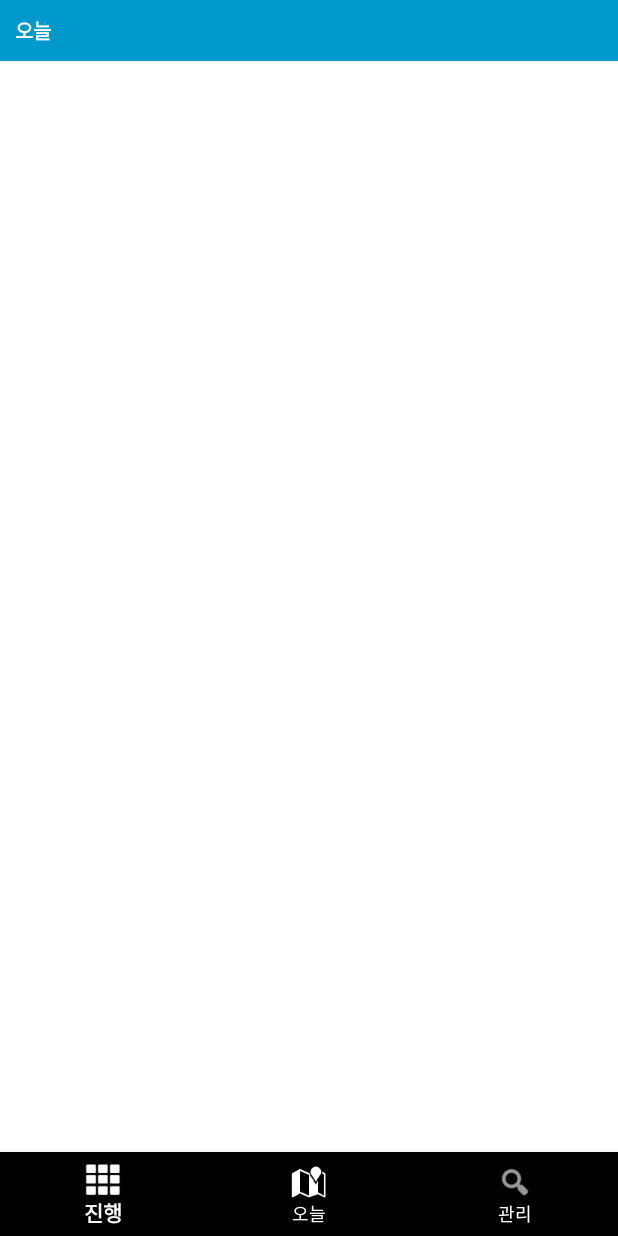
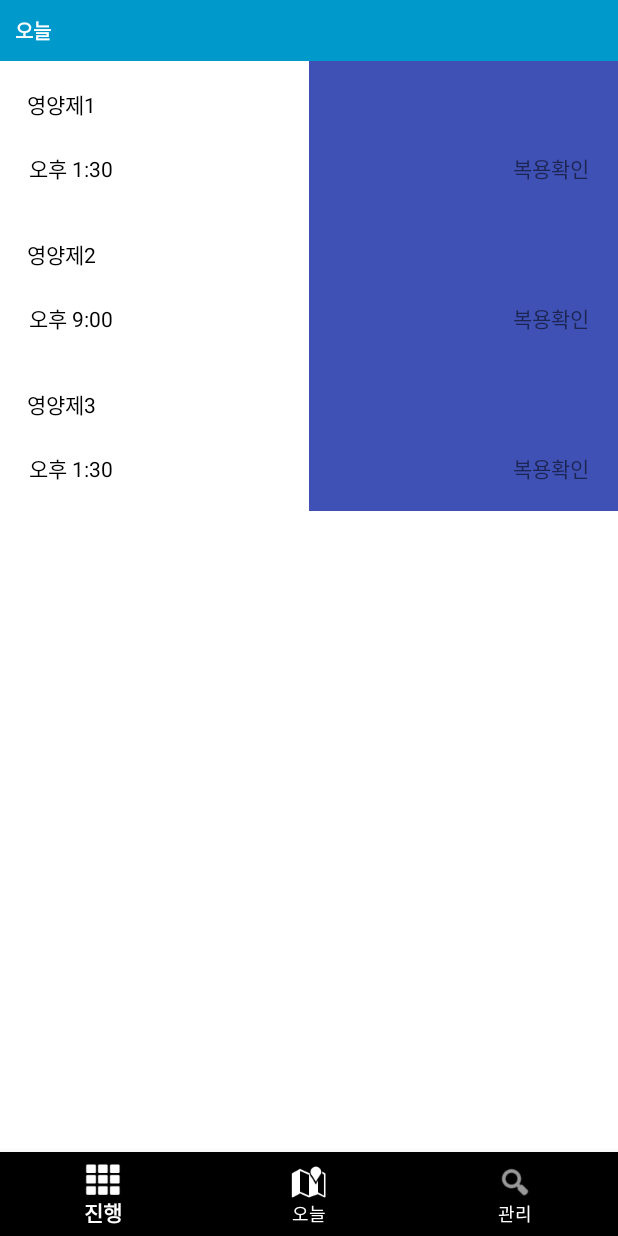
Before and after one commit to JeonK1/MediTime, an Android app: the screen it shows after launch (MainActivity), on a phone screen of 412 x 824 dp. Run offline under Robolectric (Android 15) with nearby library versions, the phone set to English and light mode, and no system bars.

Commit message:
Today 화면 만드는 중입니다.
현재 Today 화면에 약 알람들에 대한 데이터를 받아와서 뿌려는 것까지 완료했습니다. 다만, 1일 2회, 3회... 복용의 경우 다시 한번 recyclerview를 통해서 뿌려질 수 있도록 만들어주어야 합니다. 슬슬 힘드네요. 힘내겠습니다.

-4:00

```diff
--- a/MediTime/app/src/main/java/com/example/meditime/Adapter/TodayAdapter.kt
+++ b/MediTime/app/src/main/java/com/example/meditime/Adapter/TodayAdapter.kt
@@ -3,14 +3,10 @@ package com.example.meditime.Adapter
 import android.view.LayoutInflater
 import android.view.View
 import android.view.ViewGroup
-import android.widget.ImageButton
 import android.widget.TextView
-import androidx.core.content.ContextCompat
 import androidx.recyclerview.widget.RecyclerView
-import com.example.meditime.Model.NoticeInfo
 import com.example.meditime.Model.TodayInfo
 import com.example.meditime.R
-import com.example.meditime.Util.DowConverterFactory
 
 class TodayAdapter(val items: ArrayList<TodayInfo>) :
     RecyclerView.Adapter<TodayAdapter.MyViewHolder>() {
@@ -25,8 +21,8 @@ class TodayAdapter(val items: ArrayList<TodayInfo>) :
 
     inner class MyViewHolder(itemView: View) : RecyclerView.ViewHolder(itemView) {
         var medi_name: TextView = itemView.findViewById(R.id.TodayItem_mediName)
-        var AlarmTime: TextView = itemView.findViewById(R.id.TodayItem_setTime)
-
+        var alarmTime: TextView = itemView.findViewById(R.id.TodayItem_setTime)
+        var takeCheck: TextView = itemView.findViewById(R.id.TodayItem_takeCheck)
 //        init {
 //            medi_bell.setOnClickListener {
 //                itemClickListener?.OnBellBtnClick(this, it, adapterPosition)
@@ -54,11 +50,34 @@ class TodayAdapter(val items: ArrayList<TodayInfo>) :
     }
 
     override fun onBindViewHolder(holder: TodayAdapter.MyViewHolder, position: Int) {
-        var name = items[position].medi_no
-        var set_date = items[position].set_date
+        var name = items[position].medi_name
+        var timeInfoList = items[position].time_list
 
-        holder.medi_name.text = name.toString()
-        holder.AlarmTime.text = set_date
+        for (i in 0 until timeInfoList.size){
+            val setdateTime = timeInfoList[i].set_date.split(" ")[1].split(":")
+            var am_pm = ""
+            var hour = setdateTime[0].toInt()
+            var min = setdateTime[1].toInt()
+
+            if(hour>12){
+                am_pm = "오후"
+                hour -= 12
+            } else {
+                am_pm = "오전"
+            }
+
+            if(timeInfoList[i].set_check == 1){
+                holder.takeCheck.text = "복용완료"
+            }
+            else if(timeInfoList[i].set_check == -1){
+                holder.takeCheck.text = "복용안함"
+            }
+
+            holder.alarmTime.text = "${am_pm} ${hour}:${"%02d".format(min)}"
+
+        }
+
+        holder.medi_name.text = name
 
     }
 
--- a/MediTime/app/src/main/java/com/example/meditime/Database/DBCreater.kt
+++ b/MediTime/app/src/main/java/com/example/meditime/Database/DBCreater.kt
@@ -5,6 +5,7 @@ import android.database.sqlite.SQLiteDatabase
 import com.example.meditime.Model.NoticeInfo
 import com.example.meditime.Model.NoticeAlarmInfo
 import com.example.meditime.Model.TodayInfo
+import com.example.meditime.Model.TodayTimeInfo
 
 class DBCreater(dbHelper: DBHelper, private val db: SQLiteDatabase){
 
@@ -144,9 +145,41 @@ class DBCreater(dbHelper: DBHelper, private val db: SQLiteDatabase){
         return noticeinfo2_list
     }
 
-/*    fun get_TodayInfo(): ArrayList<TodayInfo>{
+    // '오늘'화면에 필요한 데이터들을 가져오기
+    fun get_TodayInfo_all(): ArrayList<TodayInfo>{
+        val todayInfoList = ArrayList<TodayInfo>()
+        val query = "SELECT * FROM table1"
+        val tb1_cursor = db.rawQuery(query, null)
+        tb1_cursor.moveToFirst()
 
-    }*/
+        do {
+            // medi_no 에 해당하는 모든 table2 데이터 가져오기
+            val todayTimeList = ArrayList<TodayTimeInfo>()
+            val query2 = "SELECT * FROM table2 WHERE medi_no=${tb1_cursor.getInt(tb1_cursor.getColumnIndex("medi_no"))}"
+            val tb2_cursor = db.rawQuery(query2, null)
+            tb2_cursor.moveToFirst()
+            do {
+                todayTimeList.add(
+                    TodayTimeInfo(
+                        medi_no = tb2_cursor.getInt(tb2_cursor.getColumnIndex("medi_no")),
+                        time_no = tb2_cursor.getInt(tb2_cursor.getColumnIndex("time_no")),
+                        set_date = tb2_cursor.getString(tb2_cursor.getColumnIndex("set_date")),
+                        take_date = tb2_cursor.getString(tb2_cursor.getColumnIndex("take_date")),
+                        set_check = tb2_cursor.getInt(tb2_cursor.getColumnIndex("set_check"))
+                    )
+                )
+            }while (tb2_cursor.moveToNext())
+
+            todayInfoList.add(
+                TodayInfo(
+                    medi_no = tb1_cursor.getInt(tb1_cursor.getColumnIndex("medi_no")),
+                    medi_name = tb1_cursor.getString(tb1_cursor.getColumnIndex("medi_name")),
+                    time_list = todayTimeList
+                )
+            )
+        }while (tb1_cursor.moveToNext())
+        return todayInfoList
+    }
 
     //데이터 검색
     fun selectColumn(mytable: String, select:String, condition:String): Cursor {
--- a/MediTime/app/src/main/java/com/example/meditime/Fragment/TodayFragment.kt
+++ b/MediTime/app/src/main/java/com/example/meditime/Fragment/TodayFragment.kt
@@ -54,9 +54,9 @@ class TodayFragment : Fragment() {
     }
 
     fun recyclerViewInit() {
-//        alarmAdapter = TodayAdapter(dbCreater.get_noticeinfo2_all())
-//        recyclerView.layoutManager =
-//            LinearLayoutManager(context, LinearLayoutManager.VERTICAL, false)
-//        recyclerView.adapter = alarmAdapter*/
+        alarmAdapter = TodayAdapter(dbCreater.get_TodayInfo_all())
+        recyclerView.layoutManager =
+            LinearLayoutManager(context, LinearLayoutManager.VERTICAL, false)
+        recyclerView.adapter = alarmAdapter
     }
 }
--- a/MediTime/app/src/main/java/com/example/meditime/Model/TodayInfo.kt
+++ b/MediTime/app/src/main/java/com/example/meditime/Model/TodayInfo.kt
@@ -3,9 +3,7 @@ package com.example.meditime.Model
 import java.io.Serializable
 
 data class TodayInfo(
-    var medi_no: Int,
-    var time_no: Int,
-    var set_date: String,
-    var set_check: Int,
-    var take_date: String
+    val medi_no: Int,
+    val medi_name: String,
+    var time_list:ArrayList<TodayTimeInfo> = ArrayList<TodayTimeInfo>()
 ): Serializable
--- /dev/null
+++ b/MediTime/app/src/main/java/com/example/meditime/Model/TodayTimeInfo.kt
@@ -0,0 +1,12 @@
+package com.example.meditime.Model
+
+import java.io.Serializable
+
+data class TodayTimeInfo(
+    val medi_no: Int,
+    val time_no: Int,
+    val take_date: String,
+    val set_date: String,
+    val set_check: Int
+
+): Serializable
--- a/MediTime/app/src/main/res/layout/item_today_alarm.xml
+++ b/MediTime/app/src/main/res/layout/item_today_alarm.xml
@@ -43,7 +43,7 @@
         android:background="#3F51B5"
         >
         <TextView
-            android:id="@+id/TodayItem_takeTime"
+            android:id="@+id/TodayItem_takeCheck"
             android:layout_width="wrap_content"
             android:layout_height="wrap_content"
             android:layout_weight="1"
```
